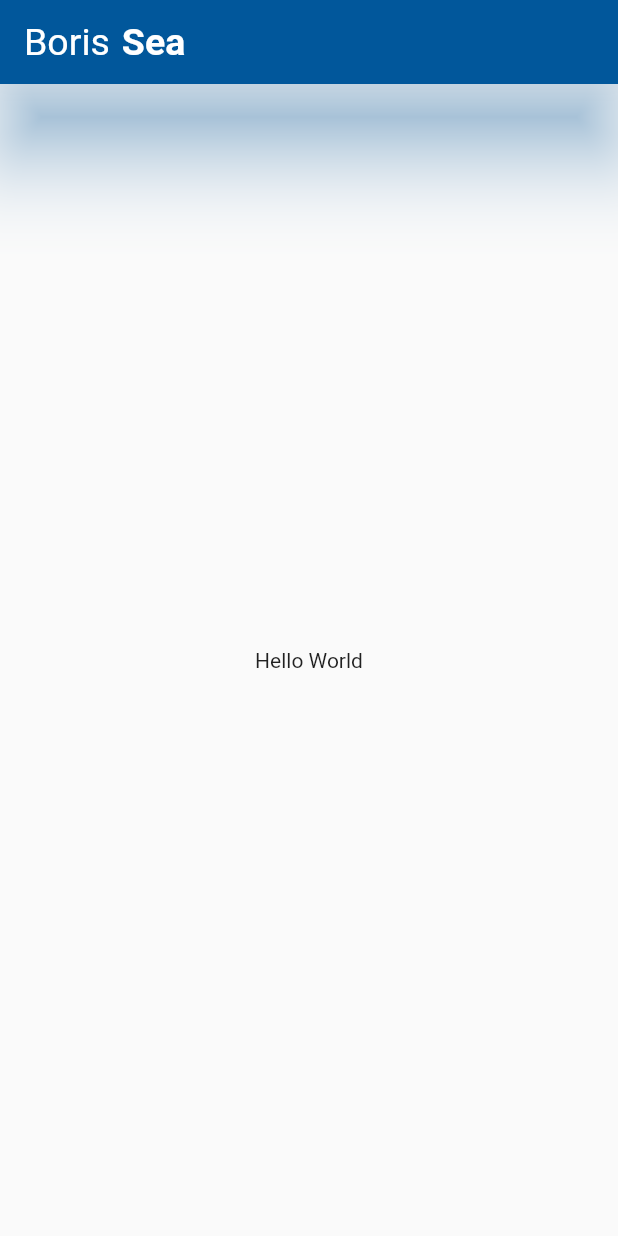
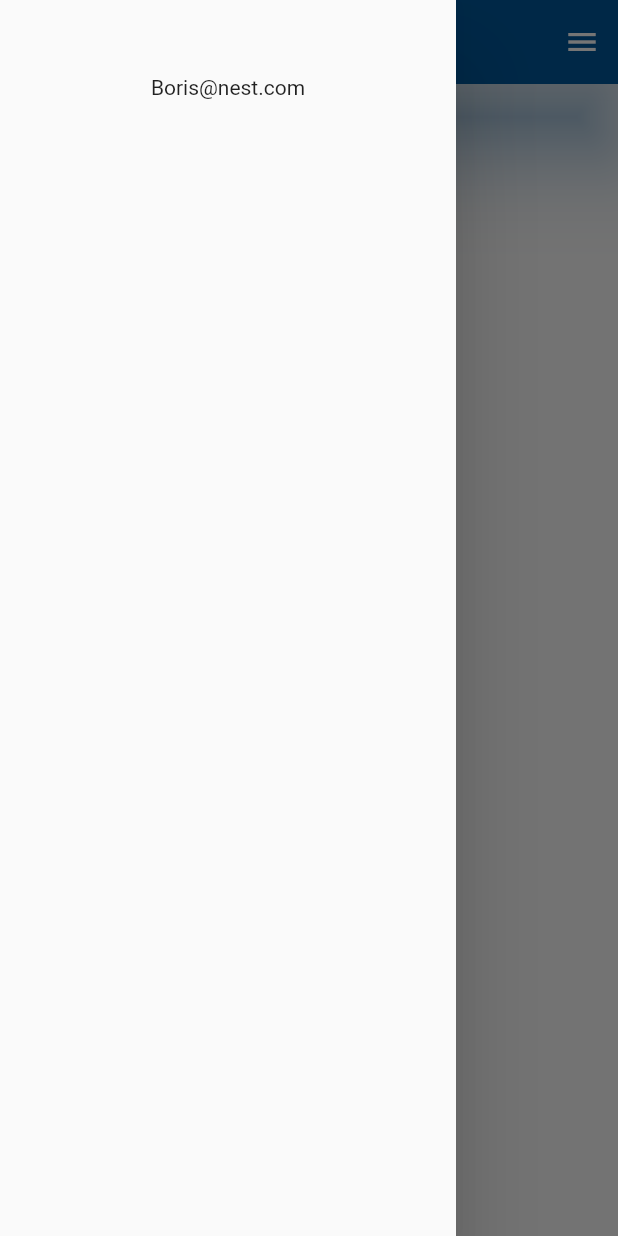
Before and after one commit to Boris-XD/Face-App, a Flutter app: the screen it shows after launch, with the side drawer open (before the commit the screen has no drawer), on a phone screen of 412 x 824 dp. Run offline on Flutter 3.47's test engine with Material 2 defaults, Android fonts, the phone set to English and light mode, and no system bars.

Commit message:
scafold - Drawer Right and Left

```diff
--- a/lib/widgets/examples/scafold.dart
+++ b/lib/widgets/examples/scafold.dart
@@ -31,6 +31,25 @@ class MyScafold extends StatelessWidget {
             ],
           )
         ),
+        endDrawer: Drawer(
+          backgroundColor: Colors.amber
+          ),
+        endDrawerEnableOpenDragGesture: false,
+        onEndDrawerChanged: (isOpened){
+          print("Right is open: $isOpened");
+        },
+        drawer: Drawer(
+          elevation: 25,
+          child: Column(
+            children: const [
+              SizedBox(height: 50),
+              Text("Boris@nest.com")
+            ],
+          ),
+        ),
+        onDrawerChanged: (isOpened){
+          print("Left is open: $isOpened");
+        },
         body: const Center(
           child: Text('Hello World'),
         ),
```
